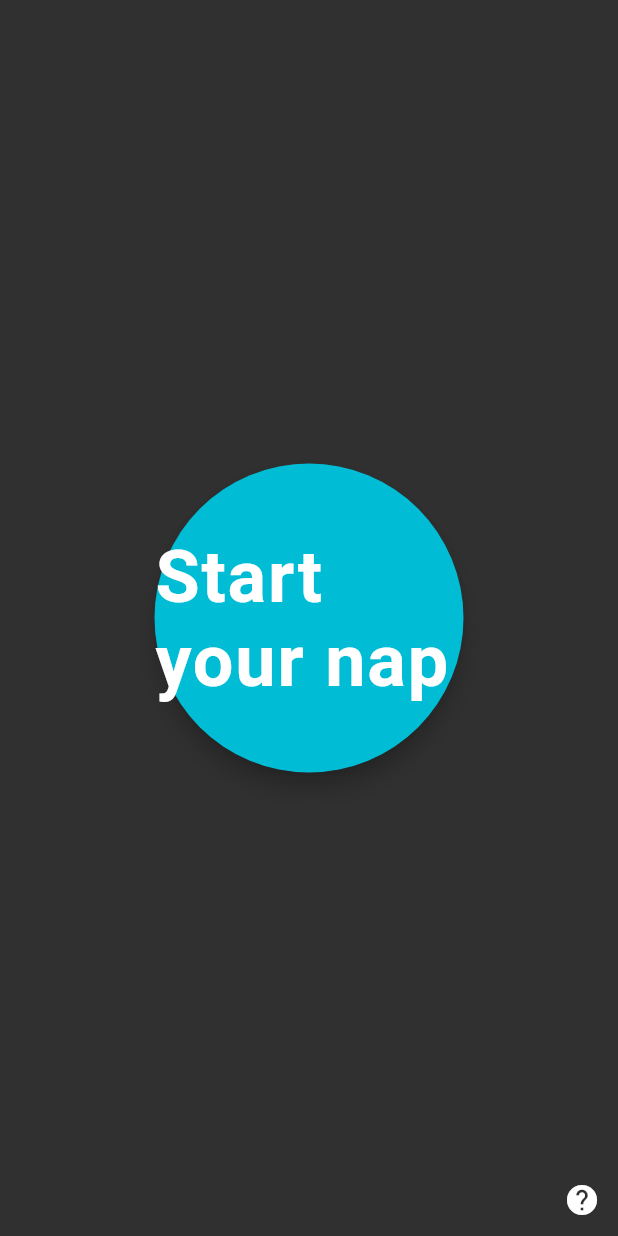
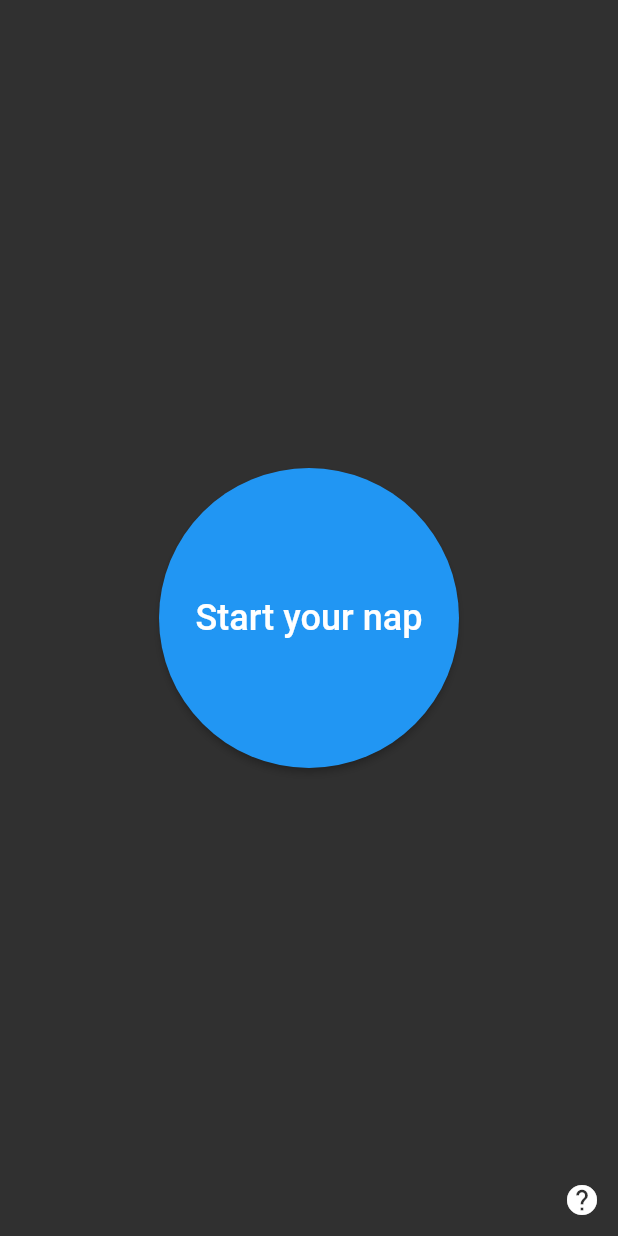
Before and after one commit to YoussefLasheen/doze, a Flutter app: the screen it shows after launch, on a phone screen of 412 x 824 dp. Run offline on Flutter 3.47's test engine with Material 2 defaults, Android fonts, the phone set to English and light mode, and no system bars; missing offline and left inert: flutter_ringtone_player, flutter_screen.

Commit message:
Update the center button with modern packages

```diff
--- a/lib/screens/main_screen.dart
+++ b/lib/screens/main_screen.dart
@@ -13,35 +13,41 @@ class MainScreen extends StatelessWidget {
       child: Stack(
         children: <Widget>[
           Center(
-            child: SizedBox.fromSize(
-              size: Size.square(MediaQuery.of(context).size.width / 2),
-              child: FloatingActionButton(
-                onPressed: () {
-                  Navigator.of(context).push(
-                    MaterialPageRoute(
-                      builder: (context) => ChangeNotifierProvider(
-                          create: (_) =>
-                              ValueNotifier<stateEnum>(stateEnum.OFF),
-                          child: NapScreen()),
-                    ),
-                  );
-                },
-                backgroundColor: Colors.cyan,
-                child: Text(
-                  "Start your nap",
-                  style: TextStyle(
-                      fontSize: 48,
-                      color: Colors.white,
-                      fontWeight: FontWeight.bold),
-                ),
-              ),
-            ),
+            child: CenterButton(),
           ),
           Align(
             alignment: Alignment.bottomRight,
             child: HelpButton(),
           )
         ],
+      ),
+    );
+  }
+}
+
+class CenterButton extends StatelessWidget {
+  @override
+  Widget build(BuildContext context) {
+    return ConstrainedBox(
+      constraints: BoxConstraints.tightFor(width: 200, height: 200),
+      child: ElevatedButton(
+        child: Text(
+          'Start your nap',
+          style: TextStyle(fontSize: 24),
+        ),
+        onPressed: () {
+          Navigator.of(context).push(
+            MaterialPageRoute(
+              builder: (context) => ChangeNotifierProvider(
+                  create: (_) =>
+                      ValueNotifier<stateEnum>(stateEnum.OFF),
+                  child: NapScreen()),
+            ),
+          );
+        },
+        style: ElevatedButton.styleFrom(
+          shape: CircleBorder(),
+        ),
       ),
     );
   }
```
